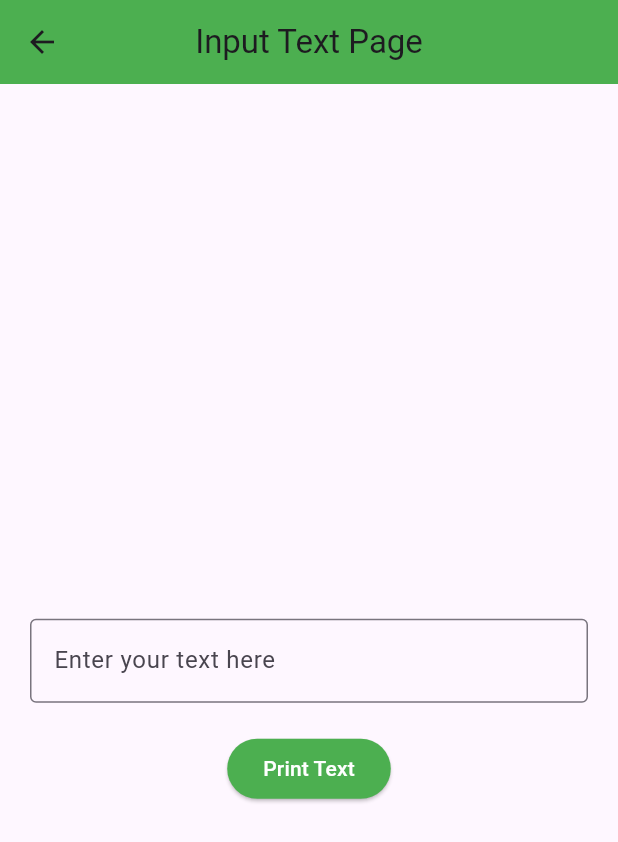
After one commit to manigandan-2003/praticeflutter, a Flutter app: the screen it shows after launch, in the side drawer, after a tap on "Input Text Page", on a phone screen of 412 x 824 dp. The commit adds this screen. Shown: the top 842 px of the screen. Run offline on Flutter 3.47's test engine with Material 3 defaults, Android fonts, the phone set to English and light mode, and no system bars.

Commit message:
added input text page

```diff
--- a/lib/main.dart
+++ b/lib/main.dart
@@ -2,6 +2,7 @@ import 'package:flutter/material.dart';
 import 'package:praticeflutter/pages/background_color_page.dart';
 import 'package:praticeflutter/pages/counter_page.dart';
 import 'package:praticeflutter/pages/home_page.dart';
+import 'package:praticeflutter/pages/input_text_page.dart';
 
 void main() {
   runApp(const MyApp());
@@ -19,6 +20,7 @@ class MyApp extends StatelessWidget {
         '/homepage': (context) => const HomePage(),
         '/counterpage': (context) => const CounterPage(),
         '/backgroundcolorpage': (context) => const BackgroundColorPage(),
+        '/inputtextpage': (context) => const InputTextPage(),
       },
     );
   }
--- a/lib/pages/home_page.dart
+++ b/lib/pages/home_page.dart
@@ -57,6 +57,16 @@ class _HomePageState extends State<HomePage> {
                 Navigator.pushNamed(context, '/backgroundcolorpage');
               },
             ),
+
+            // Input Text Page
+            ListTile(
+              leading: Icon(Icons.text_fields),
+              title: Text("Input Text Page", style: TextStyle(color: Colors.white),),
+              onTap: () {
+                Navigator.pop(context);
+                Navigator.pushNamed(context, '/inputtextpage');
+              },
+            ),
           ],
         ),
       ),
--- /dev/null
+++ b/lib/pages/input_text_page.dart
@@ -0,0 +1,67 @@
+import 'package:flutter/material.dart';
+
+class InputTextPage extends StatefulWidget {
+  const InputTextPage({super.key});
+
+  @override
+  _InputTextPageState createState() => _InputTextPageState();
+}
+
+class _InputTextPageState extends State<InputTextPage> {
+  // text editing controller to get access to the text input
+  TextEditingController textEditingController = TextEditingController();
+
+  String message = "";
+
+  void printText() {
+    setState(() {
+      message = textEditingController.text;
+    });
+  }
+
+  @override
+  Widget build(BuildContext context) {
+    return Scaffold(
+      appBar: AppBar(
+        backgroundColor: Colors.green,
+        title: Text("Input Text Page"),
+        centerTitle: true,
+      ),
+      body: Center(
+        child: Column(
+          mainAxisAlignment: MainAxisAlignment.center,
+          children: [
+            Padding(
+              padding: const EdgeInsets.all(20),
+              child: Text(
+                message,
+                style: TextStyle(
+                  fontSize: 20,
+                ),
+              ),
+            ),
+            Padding(
+              padding: const EdgeInsets.only(left: 20, right: 20, bottom: 20),
+              child: TextField(
+                controller: textEditingController,
+                decoration: InputDecoration(
+                  border: OutlineInputBorder(),
+                  hintText: "Enter your text here",
+                ),
+              ),
+            ),
+            ElevatedButton(
+                style: ButtonStyle(
+                  backgroundColor: MaterialStateProperty.all(Colors.green),
+                ),
+                onPressed: printText,
+                child: Text(
+                  "Print Text",
+                  style: TextStyle(color: Colors.white),
+                )),
+          ],
+        ),
+      ),
+    );
+  }
+}
```
